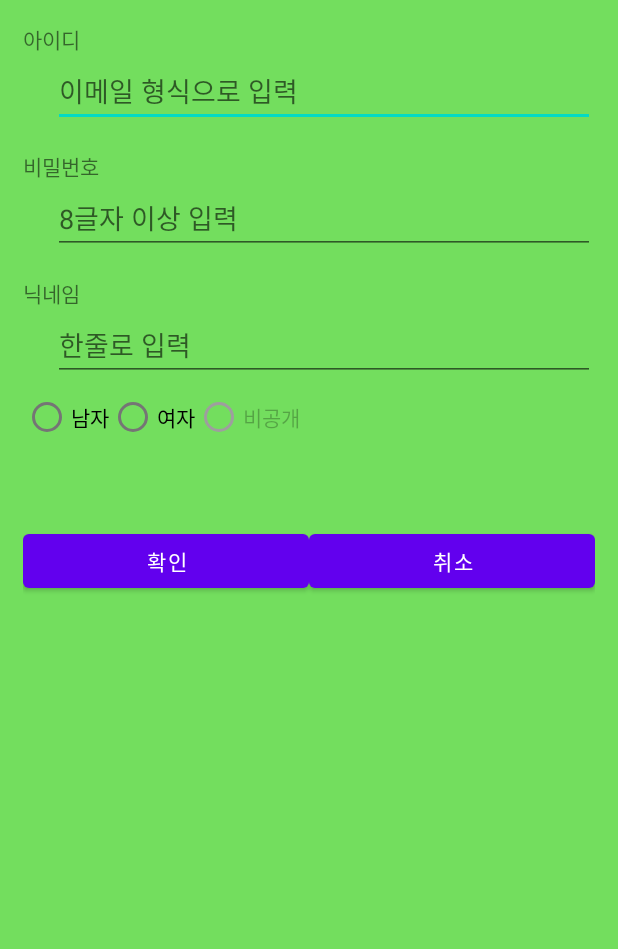
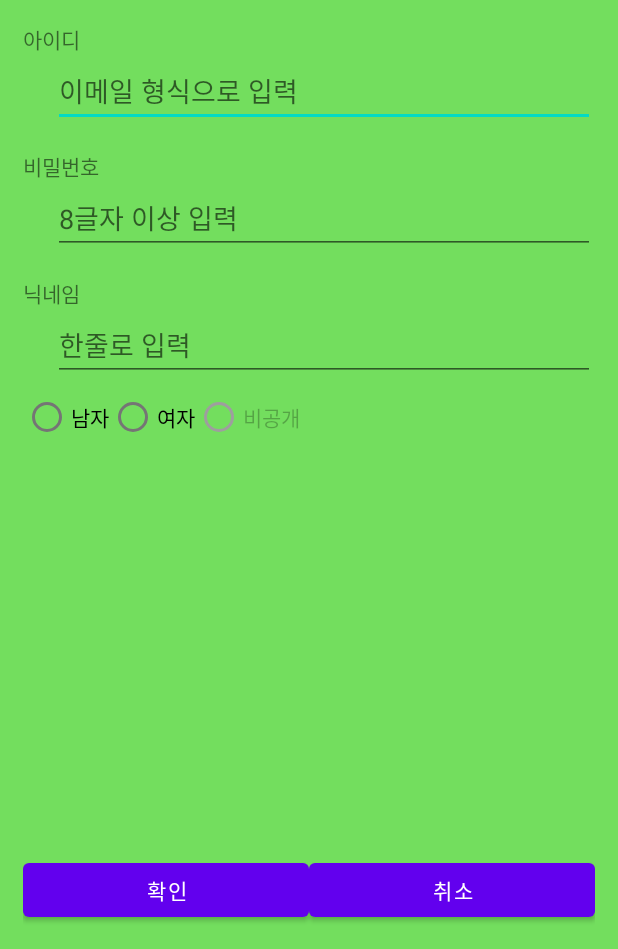
Before and after one commit to JDWdonga21/SignUpUIPractic_DW, an Android app: the screen it shows after launch (MainActivity), on a phone screen of 412 x 824 dp, the part 287-1236 px from its top. Run offline under Robolectric (Android 15) with nearby library versions, the phone set to English and light mode, and no system bars.

Commit message:
weight 속성 실습

```diff
--- a/app/src/main/res/layout/activity_main.xml
+++ b/app/src/main/res/layout/activity_main.xml
@@ -83,6 +83,11 @@
         android:layout_height="wrap_content"
         android:text="이용약관 동의"
         android:checked="false"/>
+    <TextView
+        android:layout_width="wrap_content"
+        android:layout_height="0dp"
+        android:layout_weight="1"/>
+
     <LinearLayout
         android:layout_width="match_parent"
         android:layout_height="wrap_content"
```
